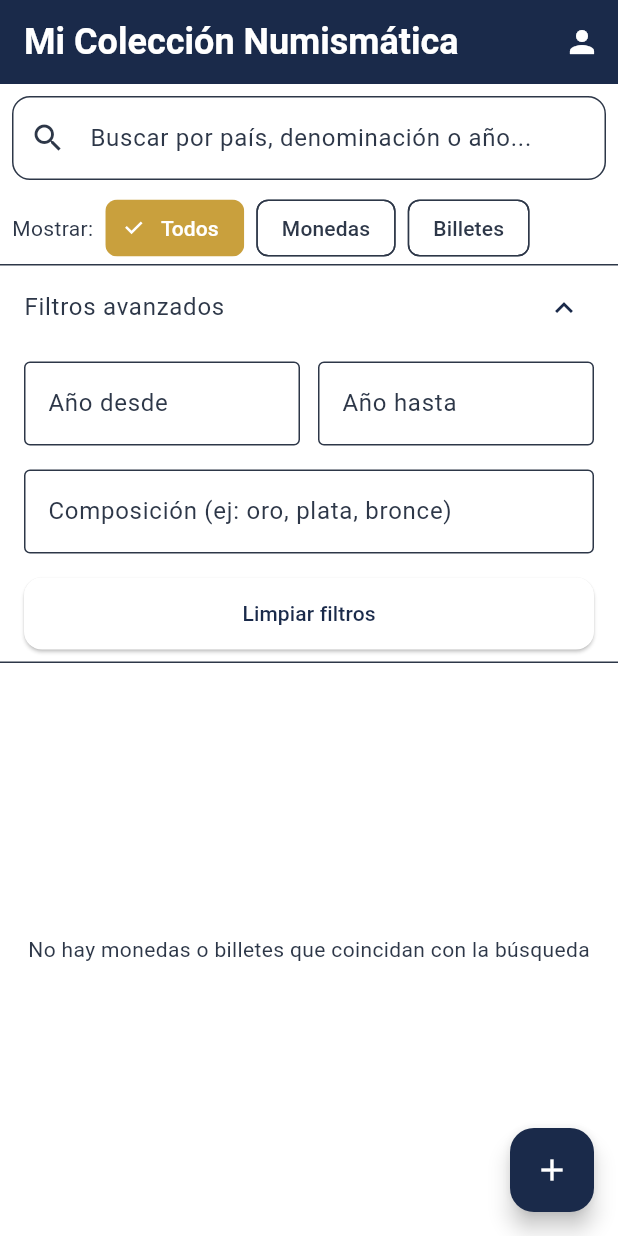
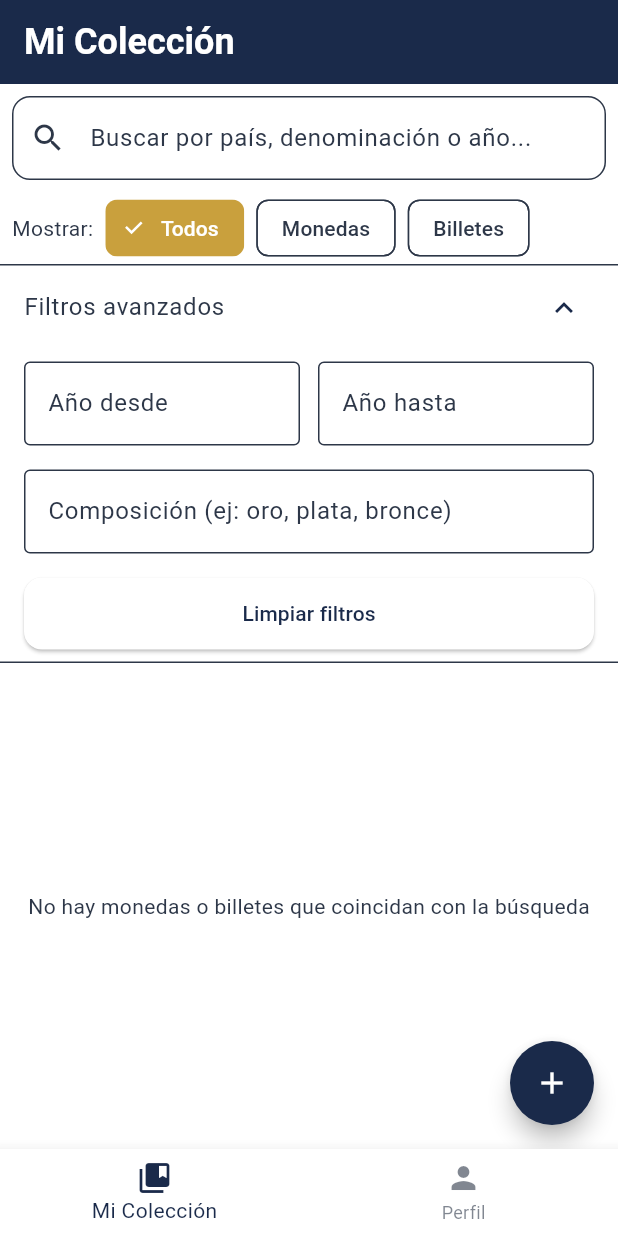
Before and after one commit to Seba-QA/coleccion_numismatica, a Flutter app: the screen it shows once a user with an empty profile is signed in, after a tap on "Filtros avanzados", on a phone screen of 412 x 824 dp. Run offline on Flutter 3.47's test engine with Material 3 defaults, Android fonts, the light colour scheme and no system bars; our stand-ins replace cloud_firestore, file_picker, firebase_auth, firebase_core, google_sign_in, hive_flutter and 3 more; accounts and stored records are empty.

Commit message:
Se realizan mejoras de interfa a la pantalla principal
Se agrego menu inferior y mejoras esteticas, queda pendiente mejorar botones de edicion y eliminacion

```diff
--- /dev/null
+++ b/coleccion_numismatica/lib/pantalla_principal.dart
@@ -0,0 +1,54 @@
+import 'package:flutter/material.dart';
+import 'main.dart';
+import 'pantalla_perfil.dart';
+
+class PantallaPrincipal extends StatefulWidget {
+  const PantallaPrincipal({super.key});
+
+  @override
+  State<PantallaPrincipal> createState() => _PantallaPrincipalState();
+}
+
+class _PantallaPrincipalState extends State<PantallaPrincipal> {
+  int _indiceSeleccionado = 0; // 0 = Colección, 1 = Perfil
+
+  // Lista de páginas (widgets)
+  final List<Widget> _paginas = [
+    const ListaMonedas(),
+    const PantallaPerfil(),
+  ];
+
+  @override
+  Widget build(BuildContext context) {
+    return Scaffold(
+      appBar: AppBar(
+        title: Text(_indiceSeleccionado == 0 ? 'Mi Colección' : 'Mi Perfil'),
+      ),
+      body: IndexedStack(
+        index: _indiceSeleccionado,
+        children: _paginas,
+      ),
+      bottomNavigationBar: BottomNavigationBar(
+        currentIndex: _indiceSeleccionado,
+        onTap: (index) {
+          setState(() {
+            _indiceSeleccionado = index;
+          });
+        },
+        selectedItemColor: Theme.of(context).colorScheme.primary,
+        unselectedItemColor: Theme.of(context).colorScheme.onSurface.withOpacity(0.6),
+        items: const [
+          BottomNavigationBarItem(
+            icon: Icon(Icons.collections_bookmark),
+            label: 'Mi Colección',
+          ),
+          BottomNavigationBarItem(
+            icon: Icon(Icons.person),
+            label: 'Perfil',
+          ),
+        ],
+        type: BottomNavigationBarType.fixed, // para que no haya animación de desplazamiento
+      ),
+    );
+  }
+}
```
Also changed, not shown: coleccion_numismatica/lib/main.dart (+64 -86 lines), coleccion_numismatica/lib/pantalla_perfil.dart (+25 -8 lines), 2 other files.
